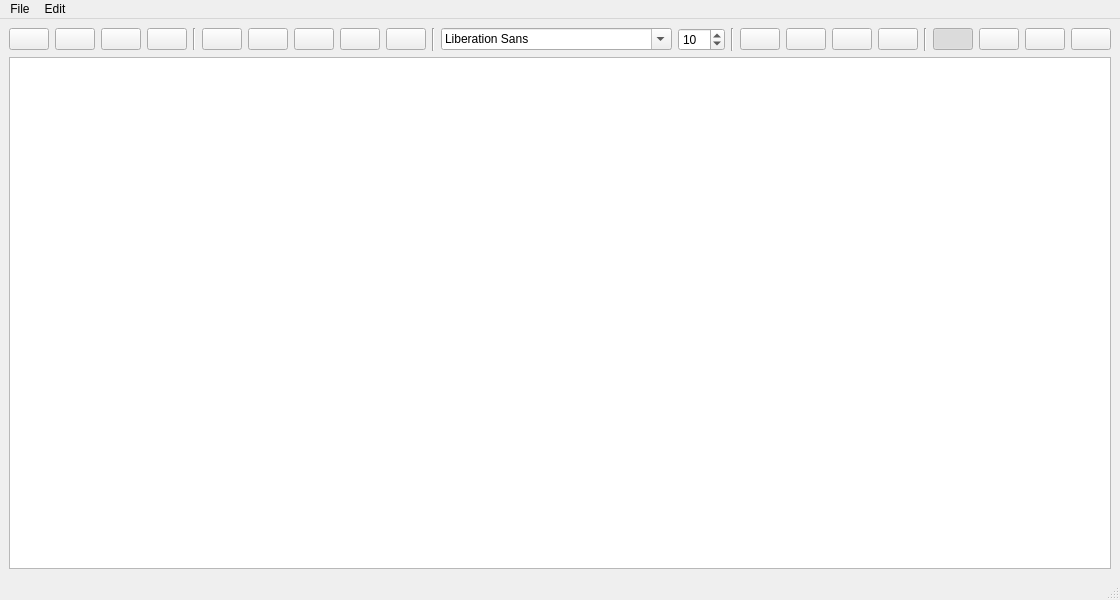
Before: the Qt Designer form notepad.ui in berhalter/Notepad--, drawn with Qt 5.
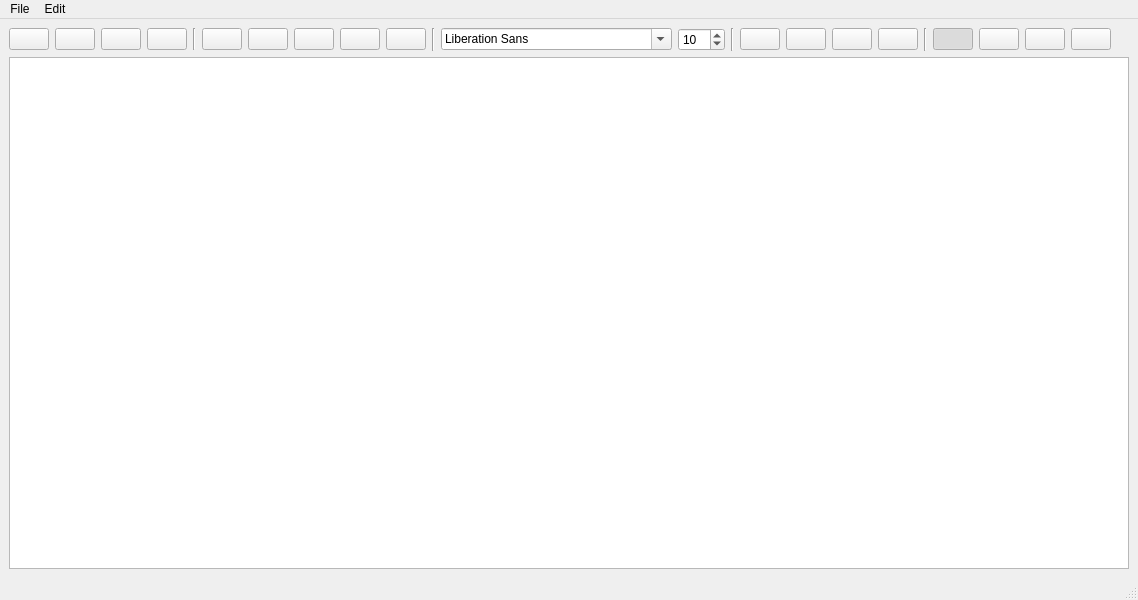
After: the same form once the commit is applied. Icons and pictures are not drawn.

```diff
--- a/notepad.ui
+++ b/notepad.ui
@@ -6,7 +6,7 @@
    <rect>
     <x>0</x>
     <y>0</y>
-    <width>985</width>
+    <width>1138</width>
     <height>600</height>
    </rect>
   </property>
@@ -425,7 +425,7 @@
     <rect>
      <x>0</x>
      <y>0</y>
-     <width>985</width>
+     <width>1138</width>
      <height>20</height>
     </rect>
    </property>
```
Left out of the diff: 42 changed lines with no effect on the pictures.
